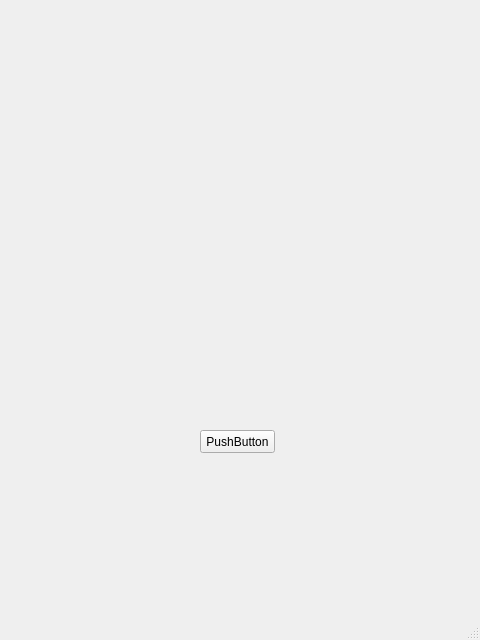
Before: the Qt Designer form UI.ui in ebubler/Git-, drawn with Qt 5.
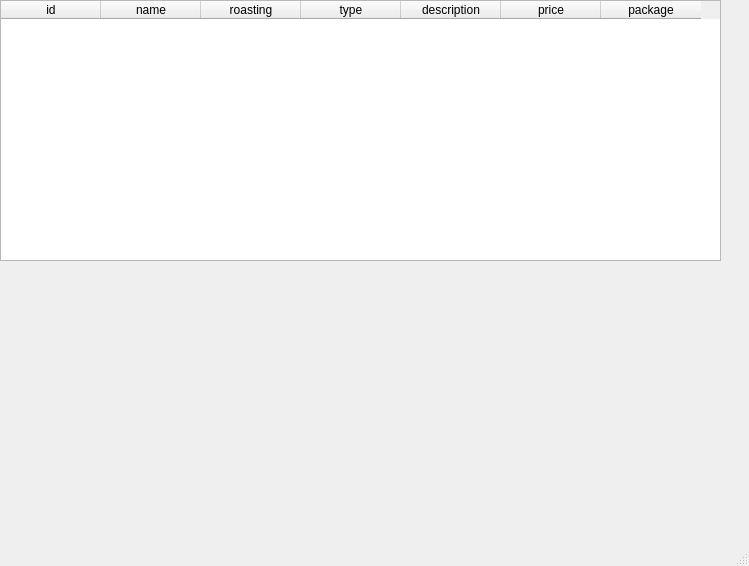
After: the same form once the commit is applied.

The edit to the form file:
```diff
--- a/UI.ui
+++ b/UI.ui
@@ -6,26 +6,58 @@
    <rect>
     <x>0</x>
     <y>0</y>
-    <width>480</width>
-    <height>640</height>
+    <width>749</width>
+    <height>566</height>
    </rect>
   </property>
   <property name="windowTitle">
    <string>MainWindow</string>
   </property>
   <widget class="QWidget" name="centralwidget">
-   <widget class="QPushButton" name="pushButton">
+   <widget class="QTableWidget" name="tableWidget">
     <property name="geometry">
      <rect>
-      <x>200</x>
-      <y>430</y>
-      <width>75</width>
-      <height>23</height>
+      <x>0</x>
+      <y>0</y>
+      <width>721</width>
+      <height>261</height>
      </rect>
     </property>
-    <property name="text">
-     <string>PushButton</string>
-    </property>
+    <column>
+     <property name="text">
+      <string>id</string>
+     </property>
+    </column>
+    <column>
+     <property name="text">
+      <string>name</string>
+     </property>
+    </column>
+    <column>
+     <property name="text">
+      <string>roasting</string>
+     </property>
+    </column>
+    <column>
+     <property name="text">
+      <string>type</string>
+     </property>
+    </column>
+    <column>
+     <property name="text">
+      <string>description</string>
+     </property>
+    </column>
+    <column>
+     <property name="text">
+      <string>price</string>
+     </property>
+    </column>
+    <column>
+     <property name="text">
+      <string>package</string>
+     </property>
+    </column>
    </widget>
   </widget>
   <widget class="QMenuBar" name="menubar">
```
Left out of the diff: 2 changed lines with no effect on the pictures.
